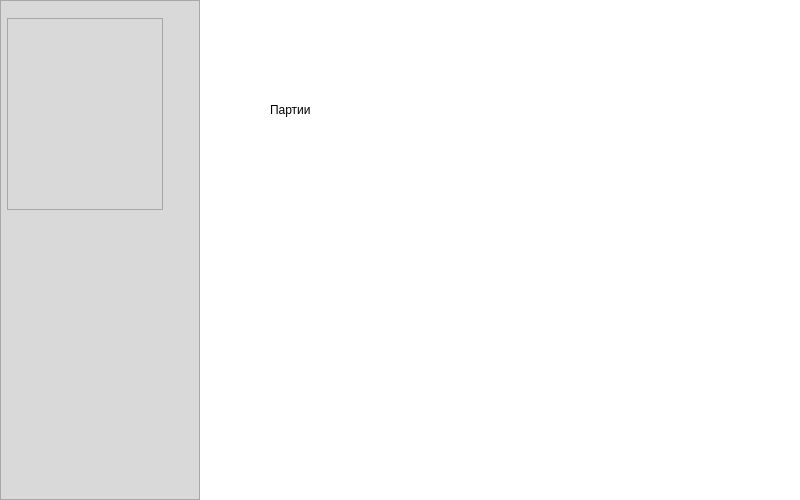
First picture: the form in mainwindow.ui, repository mnekovtoroy/BoardGameApp, before the edit.
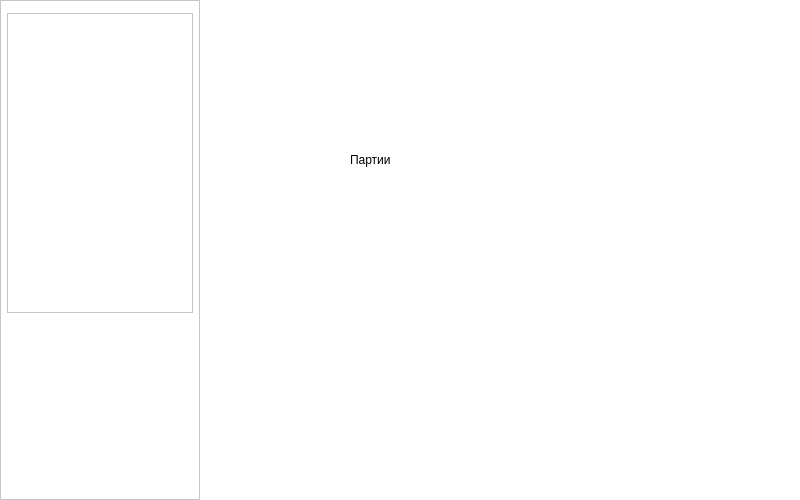
Second picture: the form after the edit.

Commit message: SideMenu raw style

```diff
--- a/mainwindow.ui
+++ b/mainwindow.ui
@@ -29,9 +29,13 @@
    <bool>false</bool>
   </property>
   <property name="styleSheet">
-   <string notr="true">background: #FFFFFFFF</string>
+   <string notr="true">background-color: #FFFFFF;
+color: #000000;</string>
   </property>
   <widget class="QWidget" name="centralwidget">
+   <property name="styleSheet">
+    <string notr="true"/>
+   </property>
    <widget class="QFrame" name="SideMenu">
     <property name="geometry">
      <rect>
@@ -42,7 +46,7 @@
      </rect>
     </property>
     <property name="styleSheet">
-     <string notr="true">background-color: #D9D9D9</string>
+     <string notr="true"/>
     </property>
     <property name="frameShape">
      <enum>QFrame::StyledPanel</enum>
@@ -54,14 +58,13 @@
      <property name="geometry">
       <rect>
        <x>7</x>
-       <y>18</y>
-       <width>156</width>
-       <height>192</height>
+       <y>13</y>
+       <width>186</width>
+       <height>300</height>
       </rect>
      </property>
      <property name="styleSheet">
-      <string notr="true">font-size:  22px;
-</string>
+      <string notr="true"/>
      </property>
     </widget>
    </widget>
@@ -74,12 +77,15 @@
       <height>500</height>
      </rect>
     </property>
+    <property name="styleSheet">
+     <string notr="true"/>
+    </property>
     <widget class="QWidget" name="Plays">
      <widget class="QLabel" name="label">
       <property name="geometry">
        <rect>
-        <x>70</x>
-        <y>100</y>
+        <x>150</x>
+        <y>150</y>
         <width>63</width>
         <height>20</height>
        </rect>
```
The commit also changes 7 other files.
